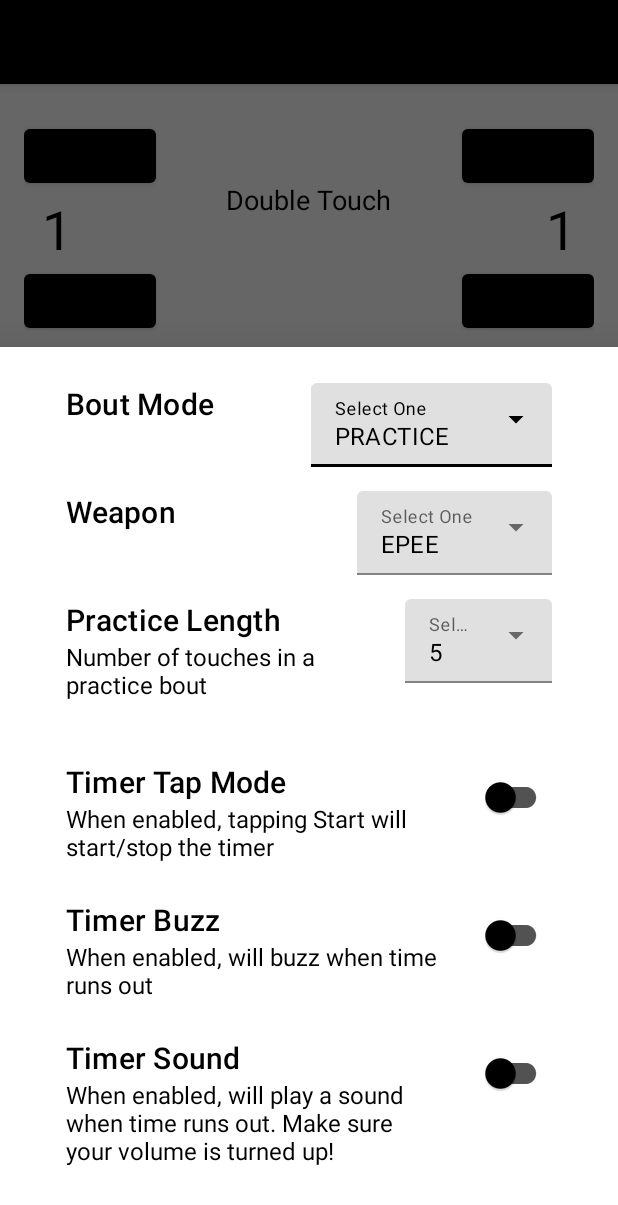
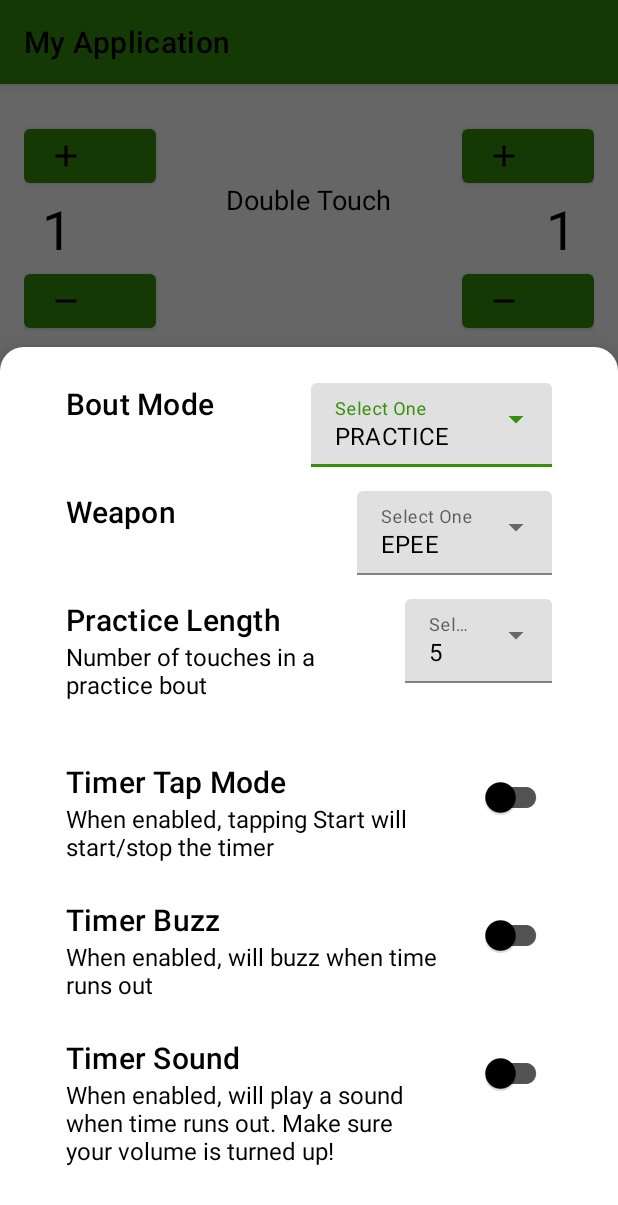
Before and after one commit to SnackKing/FenceAndroid, an Android app: the screen it shows after launch (MainActivity), after a tap on "Settings", on a phone screen of 412 x 824 dp. Shown: the top 1205 px of the screen. Run offline under Robolectric (Android 15) with nearby library versions, the phone set to English and light mode, and no system bars; 2 statements that could not run were skipped; 2 other taps on this screen came first.

Commit message:
Add bottomsheet for cards and update styling of bottomsheets

```diff
--- a/app/src/main/java/com/zachallegretti/fenceandroid/MainActivity.kt
+++ b/app/src/main/java/com/zachallegretti/fenceandroid/MainActivity.kt
@@ -37,8 +37,10 @@ class MainActivity : AppCompatActivity(), BoutView {
     private lateinit var startView: TextView
 
     private lateinit var settingsView: TextView
+    private lateinit var cardsView: TextView
 
     private var settingsBottomSheet: SettingsBottomSheet? = null
+    private var penaltyBottomSheet: PenaltyBottomSheet? = null
 
     override fun onCreate(savedInstanceState: Bundle?) {
         super.onCreate(savedInstanceState)
@@ -67,6 +69,7 @@ class MainActivity : AppCompatActivity(), BoutView {
         startView = findViewById(R.id.start)
 
         settingsView = findViewById(R.id.settings)
+        cardsView = findViewById(R.id.cards)
 
         setClickListeners()
 
@@ -144,6 +147,12 @@ class MainActivity : AppCompatActivity(), BoutView {
             if (settingsBottomSheet == null || settingsBottomSheet?.isVisible == false) {
                 settingsBottomSheet = SettingsBottomSheet()
                 settingsBottomSheet?.show(supportFragmentManager, SettingsBottomSheet.TAG)
+            }
+        }
+        cardsView.setOnClickListener {
+            if (penaltyBottomSheet == null || penaltyBottomSheet?.isVisible == false) {
+                penaltyBottomSheet = PenaltyBottomSheet()
+                penaltyBottomSheet?.show(supportFragmentManager, PenaltyBottomSheet.TAG)
             }
         }
     }
--- a/app/src/main/java/com/zachallegretti/fenceandroid/SettingsBottomSheet.kt
+++ b/app/src/main/java/com/zachallegretti/fenceandroid/SettingsBottomSheet.kt
@@ -129,6 +129,10 @@ class SettingsBottomSheet : BottomSheetDialogFragment() {
         }
     }
 
+    override fun getTheme(): Int {
+        return R.style.BottomSheetDialog
+    }
+
 
     private fun getSelectedBoutType(): String {
         //TODO: Add real implementation
--- a/app/src/main/res/layout/settings_bottom_sheet.xml
+++ b/app/src/main/res/layout/settings_bottom_sheet.xml
@@ -1,14 +1,13 @@
 <?xml version="1.0" encoding="utf-8"?>
 <LinearLayout xmlns:android="http://schemas.android.com/apk/res/android"
     android:layout_width="match_parent"
-    android:layout_height="match_parent"
+    android:layout_height="wrap_content"
     android:paddingTop="24dp"
     android:paddingHorizontal="44dp"
     android:orientation="vertical"
-    android:background="@color/white"
     xmlns:tools="http://schemas.android.com/tools">
 
-    <LinearLayout
+    <RelativeLayout
         android:layout_width="match_parent"
         android:layout_height="wrap_content"
         android:layout_marginBottom="16dp"
@@ -26,10 +25,11 @@
         />
         <com.google.android.material.textfield.TextInputLayout
             android:id="@+id/bout_type_menu"
-            android:layout_gravity="end"
+            android:layout_gravity="center_vertical"
             android:background="@color/white"
             style="@style/Widget.MaterialComponents.TextInputLayout.FilledBox.ExposedDropdownMenu"
-            android:layout_width="match_parent"
+            android:layout_alignParentEnd="true"
+            android:layout_width="wrap_content"
             android:layout_height="wrap_content"
             android:hint="@string/select_one">
 
@@ -40,7 +40,7 @@
             android:inputType="none" />
         </com.google.android.material.textfield.TextInputLayout>
 
-    </LinearLayout>
+    </RelativeLayout>
 
     <RelativeLayout
         android:layout_width="match_parent"
--- a/app/src/main/res/values/dimens.xml
+++ b/app/src/main/res/values/dimens.xml
@@ -6,5 +6,9 @@
     <dimen name="main_content_vertical_margin">24sp</dimen>
     <dimen name="main_content_horizontal_margin">16sp</dimen>
 
+    <dimen name="list_vertical_spacing">16sp</dimen>
+    <dimen name="text_button_padding">16sp</dimen>
+
+
 
 </resources>
--- a/app/src/main/res/values/strings.xml
+++ b/app/src/main/res/values/strings.xml
@@ -18,4 +18,8 @@
     <string name="bout_end_dialog_text">Victory %1$s: score is %2$d to %3$d</string>
     <string name="cancel">Cancel</string>
     <string name="new_bout">New bout</string>
+    <string name="yellow">Yellow</string>
+    <string name="red">Red</string>
+    <string name="black">Black</string>
+    <string name="done">Done</string>
 </resources>
--- a/app/src/main/res/values/themes.xml
+++ b/app/src/main/res/values/themes.xml
@@ -8,14 +8,32 @@
         <item name="colorAccent">@color/ebfg_green</item>
         <item name="colorSecondary">@color/ebfg_green</item>
         <item name="colorOnSurface">@color/black</item>
-        <item name="colorPrimary">@color/black</item>
+        <item name="colorPrimary">@color/ebfg_green</item>
         <item name="colorSurface">@color/white</item>
         <item name="android:textColorPrimary">@color/black</item>
         <item name="android:textColorSecondary">@color/black</item>
         <item name="android:textColor">@color/black</item>
         <item name="switchStyle">@style/Widget.App.Switch</item>
         <item name="colorOnPrimary">@color/black</item>
+        <item name="bottomSheetDialogTheme">@style/BottomSheetDialog</item>
     </style>
+
+    <style name="BottomSheetDialog" parent="@style/ThemeOverlay.MaterialComponents.BottomSheetDialog">
+        <item name="bottomSheetStyle">@style/BottomSheet</item>
+    </style>
+
+    <style name="BottomSheet" parent="Widget.MaterialComponents.BottomSheet">
+        <item name="shapeAppearanceOverlay">@style/BottomSheetShape</item>
+    </style>
+
+    <style name="BottomSheetShape" parent="">
+        <item name="cornerFamily">rounded</item>
+        <item name="cornerSizeTopRight">16dp</item>
+        <item name="cornerSizeTopLeft">16dp</item>
+        <item name="cornerSizeBottomRight">0dp</item>
+        <item name="cornerSizeBottomLeft">0dp</item>
+    </style>
+
 
     <style name="Widget.App.Switch" parent="Widget.MaterialComponents.CompoundButton.Switch">
         <item name="materialThemeOverlay">@style/ThemeOverlay.App.Switch</item>
```
Also changed, not shown: app/src/main/java/com/zachallegretti/fenceandroid/PenaltyBottomSheet.kt (added, +28 -0 lines), app/src/main/res/layout/penalty_bottom_sheet.xml (added, +104 -0 lines).
